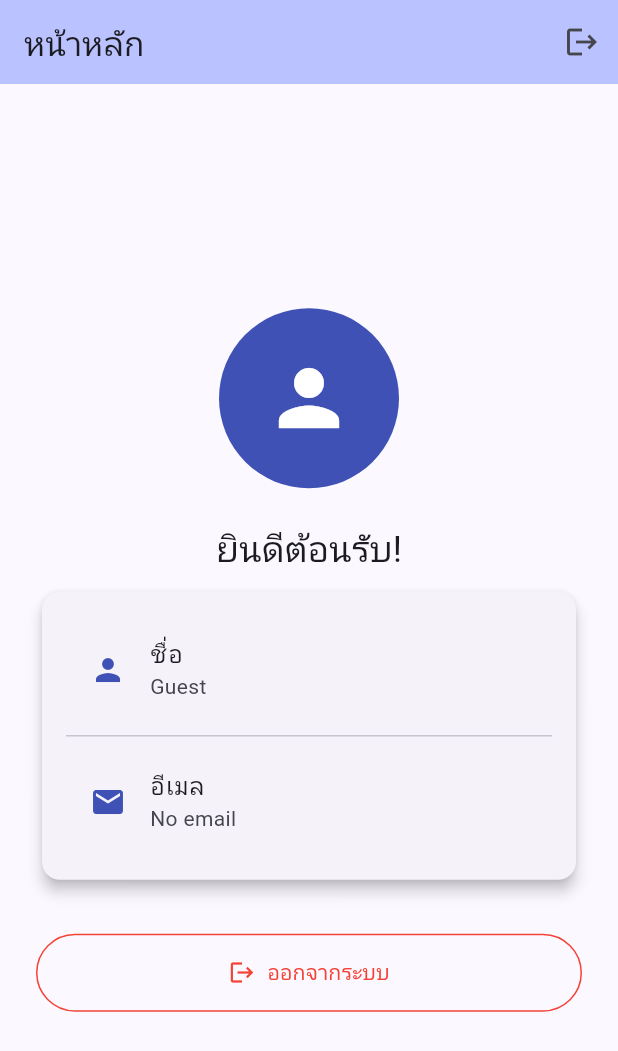
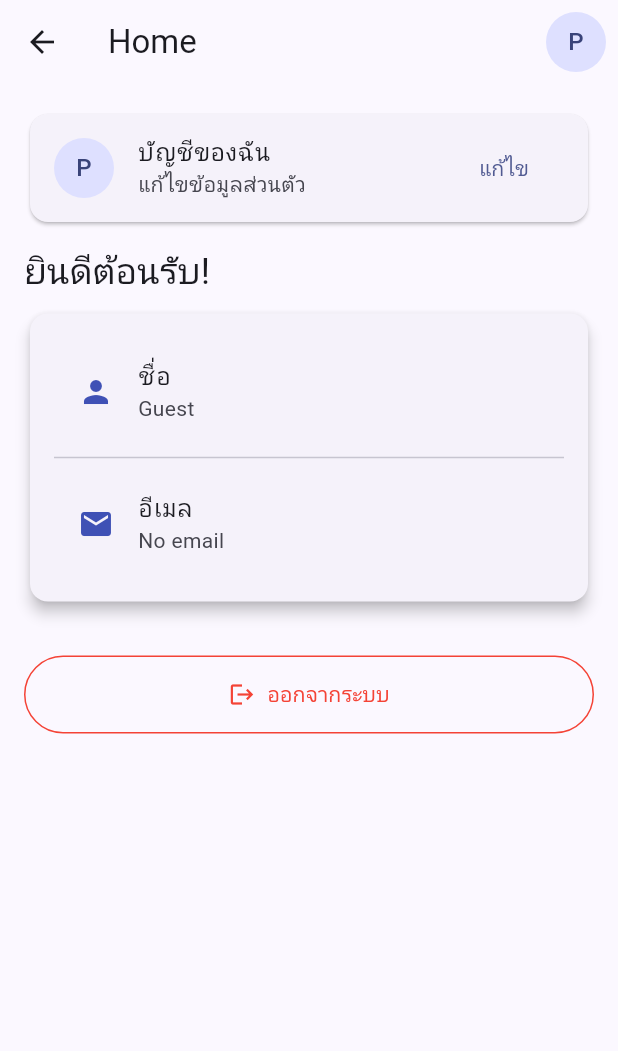
Before and after one commit to Greenorange24/flutter_lab5, a Flutter app: the HomeScreen screen opened directly, on a phone screen of 412 x 824 dp. Shown: the top 1051 px of the screen. Run offline on Flutter 3.47's test engine with Material 3 defaults, Android fonts, the phone set to English and light mode, and no system bars.

Commit message:
final commit

```diff
--- a/lib/main.dart
+++ b/lib/main.dart
@@ -2,6 +2,7 @@ import 'package:flutter/material.dart';
 import 'screens/register_screen.dart';
 import 'screens/login_screen.dart';
 import 'screens/home_screen.dart';
+import 'screens/profile_screen.dart';
 
 void main() {
   runApp(const MyApp());
@@ -27,6 +28,7 @@ class MyApp extends StatelessWidget {
       routes: {
         '/login': (context) => const LoginScreen(),
         '/register': (context) => const RegisterScreen(),
+        '/profile': (ctx) => const ProfileScreen(),
         // หมายเหตุ: HomeScreen ใช้ onGenerateRoute เพราะต้องรับ arguments
       },
 
--- a/lib/screens/home_screen.dart
+++ b/lib/screens/home_screen.dart
@@ -1,43 +1,69 @@
 import 'package:flutter/material.dart';
 import '../models/user_model.dart';
 
-class HomeScreen extends StatelessWidget {
+class HomeScreen extends StatefulWidget {
   final dynamic user; // รับ User object จากหน้า Login
 
   const HomeScreen({super.key, this.user});
 
   @override
+  State<HomeScreen> createState() => _HomeScreenState();
+}
+
+class _HomeScreenState extends State<HomeScreen> {
+  Future<void> _openProfile() async {
+    final result = await Navigator.pushNamed(context, '/profile');
+    if (result == true && mounted) {
+      ScaffoldMessenger.of(
+        context,
+      ).showSnackBar(const SnackBar(content: Text('อัปเดตข้อมูลเรียบร้อย')));
+      setState(() {}); // รีเฟรชหากต้องการอัปเดต UI
+    }
+  }
+
+  String _avatarText() {
+    final args = ModalRoute.of(context)?.settings.arguments;
+    if (args is String && args.isNotEmpty) return args[0].toUpperCase();
+    if (args is Map &&
+        args['name'] is String &&
+        (args['name'] as String).isNotEmpty)
+      return (args['name'] as String)[0].toUpperCase();
+    return 'P';
+  }
+
+  @override
   Widget build(BuildContext context) {
     // ดึงข้อมูลจาก User object
-    final userName = user is User ? user.name : 'Guest';
-    final userEmail = user is User ? user.email : 'No email';
+    final userName = widget.user is User ? widget.user.name : 'Guest';
+    final userEmail = widget.user is User ? widget.user.email : 'No email';
 
     return Scaffold(
       appBar: AppBar(
-        title: const Text('หน้าหลัก'),
-        backgroundColor: Theme.of(context).colorScheme.inversePrimary,
-        automaticallyImplyLeading: false, // ซ่อนปุ่มย้อนกลับ
+        title: const Text('Home'),
         actions: [
-          // ปุ่ม Logout
           IconButton(
-            icon: const Icon(Icons.logout),
-            onPressed: () => _showLogoutDialog(context),
+            tooltip: 'โปรไฟล์',
+            onPressed: _openProfile,
+            icon: CircleAvatar(child: Text(_avatarText())),
           ),
         ],
       ),
-      body: Center(
-        child: Padding(
-          padding: const EdgeInsets.all(24.0),
-          child: Column(
-            mainAxisAlignment: MainAxisAlignment.center,
+      body: ListView(
+        padding: const EdgeInsets.all(16),
         children: [
-              // Avatar
-              const CircleAvatar(
-                radius: 60,
-                backgroundColor: Colors.indigo,
-                child: Icon(Icons.person, size: 60, color: Colors.white),
+          Card(
+            child: ListTile(
+              leading: CircleAvatar(child: Text(_avatarText())),
+              title: const Text('บัญชีของฉัน'),
+              subtitle: const Text('แก้ไขข้อมูลส่วนตัว'),
+              trailing: TextButton(
+                onPressed: _openProfile,
+                child: const Text('แก้ไข'),
               ),
-              const SizedBox(height: 24),
+              onTap: _openProfile,
+            ),
+          ),
+          const SizedBox(height: 12),
 
           // แสดงข้อมูล User
           Text(
@@ -85,8 +111,6 @@ class HomeScreen extends StatelessWidget {
             ),
           ),
         ],
-          ),
-        ),
       ),
     );
   }
@@ -182,55 +206,27 @@ class _ProfilePageState extends State<ProfilePage> {
   @override
   Widget build(BuildContext context) {
     return Scaffold(
-      appBar: AppBar(title: const Text('แก้ไขข้อมูลส่วนตัว')),
-      body: Padding(
-        padding: const EdgeInsets.all(16),
-        child: Form(
-          key: _formKey,
-          autovalidateMode: AutovalidateMode
-              .onUserInteraction, // validate แบบ real-time ขณะพิมพ์
-          child: ListView(
-            children: [
-              TextFormField(
-                controller: _nameCtrl,
-                decoration: const InputDecoration(labelText: 'ชื่อ'),
-                textInputAction: TextInputAction.next,
-                validator: (v) =>
-                    (v == null || v.trim().isEmpty) ? 'กรุณาใส่ชื่อ' : null,
-              ),
-              const SizedBox(height: 12),
-              TextFormField(
-                controller: _emailCtrl,
-                decoration: const InputDecoration(labelText: 'อีเมล'),
-                keyboardType: TextInputType.emailAddress,
-                textInputAction: TextInputAction.next,
-                validator: _emailValidator,
-              ),
-              const SizedBox(height: 12),
-              TextFormField(
-                controller: _phoneCtrl,
-                decoration: const InputDecoration(labelText: 'เบอร์โทรศัพท์'),
-                keyboardType: TextInputType.phone,
-                textInputAction: TextInputAction.done,
-                validator: _phoneValidator,
-              ),
-              const SizedBox(height: 24),
-              ElevatedButton(
-                onPressed: _isSaving ? null : _save,
-                child: _isSaving
-                    ? const SizedBox(
-                        width: 18,
-                        height: 18,
-                        child: CircularProgressIndicator(
-                          strokeWidth: 2,
-                          color: Colors.white,
-                        ),
-                      )
-                    : const Text('บันทึก'),
+      appBar: AppBar(
+        title: const Text('Home'),
+        actions: [
+          IconButton(
+            icon: const Icon(Icons.person),
+            tooltip: 'โปรไฟล์',
+            onPressed: () => Navigator.pushNamed(context, '/profile'),
           ),
         ],
       ),
+      body: Column(
+        children: [
+          // ...existing widgets...
+          const SizedBox(height: 12),
+          ListTile(
+            leading: const Icon(Icons.person),
+            title: const Text('แก้ไขข้อมูลส่วนตัว'),
+            trailing: const Icon(Icons.chevron_right),
+            onTap: () => Navigator.pushNamed(context, '/profile'),
           ),
+        ],
       ),
     );
   }
```
Also changed, not shown: lib/screens/profile_screen.dart (added, +122 -0 lines). Lines whose indentation alone changed are shown as unchanged.
